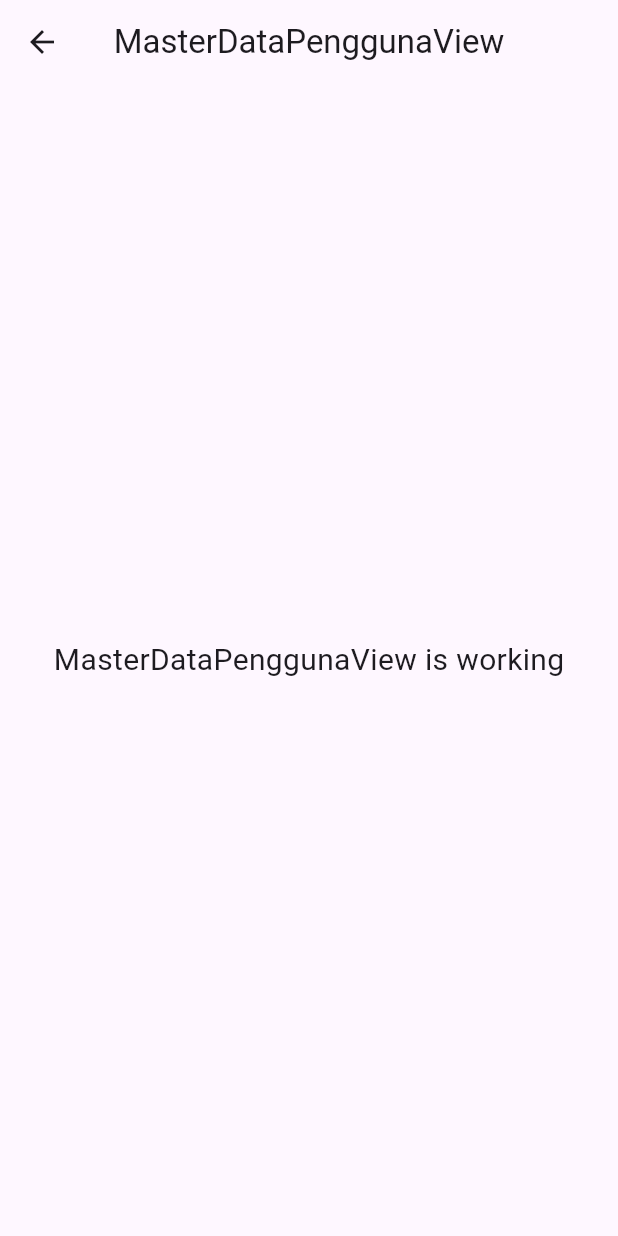
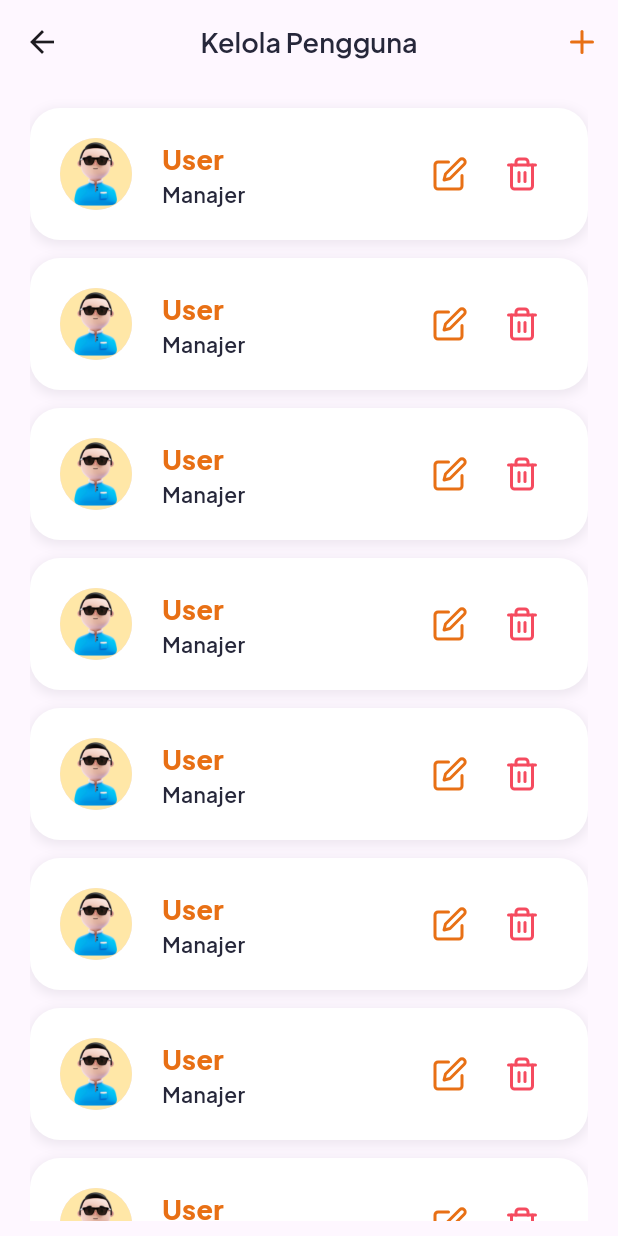
Before and after one commit to ahmdsk/TruckTrack, a Flutter app: the MasterDataPenggunaView screen opened by its route, on a phone screen of 412 x 824 dp. Run offline on Flutter 3.47's test engine with Material 3 defaults, Android fonts, the phone set to English and light mode, and no system bars; our stand-ins replace flutter_feather_icons, get, google_fonts, zoom_tap_animation; missing offline and left inert: mapbox_maps_flutter.

Commit message:
feat: update home view with profile and data driver navigation, change initial route to home

```diff
--- a/lib/app/modules/home/views/home_view.dart
+++ b/lib/app/modules/home/views/home_view.dart
@@ -30,7 +30,9 @@ class HomeView extends GetView<HomeController> {
                   onTap: () => Get.toNamed('/profile'),
                   child: CircleAvatar(
                     radius: 28,
-                    backgroundImage: AssetImage('assets/images/profile-pict.jpg'),
+                    backgroundImage: AssetImage(
+                      'assets/images/profile-pict.jpg',
+                    ),
                   ),
                 ),
                 Column(
@@ -85,12 +87,17 @@ class HomeView extends GetView<HomeController> {
                     CardMenuHome(
                       title: 'Data Kendaraan',
                       icon: FeatherIcons.truck,
+                      onTap: () => Get.toNamed('/kendaraan'),
+                    ),
+                    CardMenuHome(
+                      title: 'Data Driver',
+                      icon: FeatherIcons.user,
+                      onTap: () => Get.toNamed('/pengguna'),
                     ),
                     CardMenuHome(
                       title: 'Total Pengiriman',
                       icon: FeatherIcons.box,
                     ),
-                    CardMenuHome(title: 'Data Driver', icon: FeatherIcons.user),
                     CardMenuHome(
                       title: 'Jadwal Pengiriman',
                       icon: FeatherIcons.calendar,
--- a/lib/app/modules/master_data/pengguna/views/master_data_pengguna_view.dart
+++ b/lib/app/modules/master_data/pengguna/views/master_data_pengguna_view.dart
@@ -1,6 +1,8 @@
 import 'package:flutter/material.dart';
+import 'package:flutter_feather_icons/flutter_feather_icons.dart';
 
 import 'package:get/get.dart';
+import 'package:truck_track/core/themes/themes.dart';
 
 import '../controllers/master_data_pengguna_controller.dart';
 
@@ -10,15 +12,117 @@ class MasterDataPenggunaView extends GetView<MasterDataPenggunaController> {
   Widget build(BuildContext context) {
     return Scaffold(
       appBar: AppBar(
-        title: const Text('MasterDataPenggunaView'),
+        title: Text(
+          'Kelola Pengguna',
+          style: Themes.subTitleStyle.copyWith(
+            color: Themes.darkColor,
+            fontSize: 18,
+          ),
+        ),
+        actions: [
+          IconButton(
+            onPressed: () {
+              debugPrint('Add Pengguna');
+            },
+            icon: Icon(
+              FeatherIcons.plus,
+              color: Themes.primaryColor,
+            ),
+          ),
+        ],
         centerTitle: true,
       ),
-      body: const Center(
-        child: Text(
-          'MasterDataPenggunaView is working',
-          style: TextStyle(fontSize: 20),
+      body: Padding(
+        padding: EdgeInsets.symmetric(
+          horizontal: 20,
+          vertical: 10,
+        ),
+        child: ListView.builder(
+          itemBuilder: (_, index) {
+            return ItemListPengguna();
+          },
+          itemCount: 10,
         ),
       ),
     );
   }
 }
+
+class ItemListPengguna extends StatelessWidget {
+  const ItemListPengguna({super.key});
+
+  @override
+  Widget build(BuildContext context) {
+    return Container(
+      padding: EdgeInsets.all(20),
+      margin: EdgeInsets.symmetric(vertical: 6),
+      decoration: BoxDecoration(
+        borderRadius: BorderRadius.circular(20),
+        color: Themes.whiteColor,
+        boxShadow: [
+          BoxShadow(
+            color: Themes.darkColor.withAlpha(20), // Lebih transparan
+            blurRadius: 6, // Lebih menyebar
+            spreadRadius: 1, // Menyebar tipis
+            offset: const Offset(0, 2), // Lebih pendek bayangannya
+          ),
+        ],
+      ),
+      child: Row(
+        mainAxisAlignment: MainAxisAlignment.spaceBetween,
+        children: [
+          Row(
+            spacing: 20,
+            crossAxisAlignment: CrossAxisAlignment.center,
+            children: [
+              SizedBox(
+                child: CircleAvatar(
+                  radius: 24,
+                  backgroundImage: AssetImage('assets/images/profile-pict.jpg'),
+                ),
+              ),
+              Column(
+                crossAxisAlignment: CrossAxisAlignment.start,
+                children: [
+                  Text(
+                    'User',
+                    style: Themes.titleStyle.copyWith(
+                      color: Themes.primaryColor,
+                      fontSize: 18,
+                      overflow: TextOverflow.ellipsis
+                    ),
+                  ),
+                  Text(
+                    'Manajer',
+                    style: Themes.subTitleStyle.copyWith(
+                      color: Themes.darkColor,
+                      fontSize: 14,
+                    ),
+                  ),
+                ],
+              ),
+            ],
+          ),
+          Row(
+            children: [
+              IconButton(
+                onPressed: () {},
+                icon: Icon(
+                  FeatherIcons.edit,
+                  color: Themes.primaryColor,
+                ),
+              ),
+              IconButton(
+                onPressed: () {},
+                icon: Icon(
+                  FeatherIcons.trash2,
+                  color: Themes.dangerColor,
+                ),
+              ),
+            ],
+          ),
+        ],
+      ),
+    );
+  }
+}
--- a/lib/app/routes/app_pages.dart
+++ b/lib/app/routes/app_pages.dart
@@ -18,7 +18,7 @@ part 'app_routes.dart';
 class AppPages {
   AppPages._();
 
-  static const INITIAL = Routes.MASTER_DATA_KENDARAAN;
+  static const INITIAL = Routes.HOME;
 
   static final routes = [
     GetPage(
```
